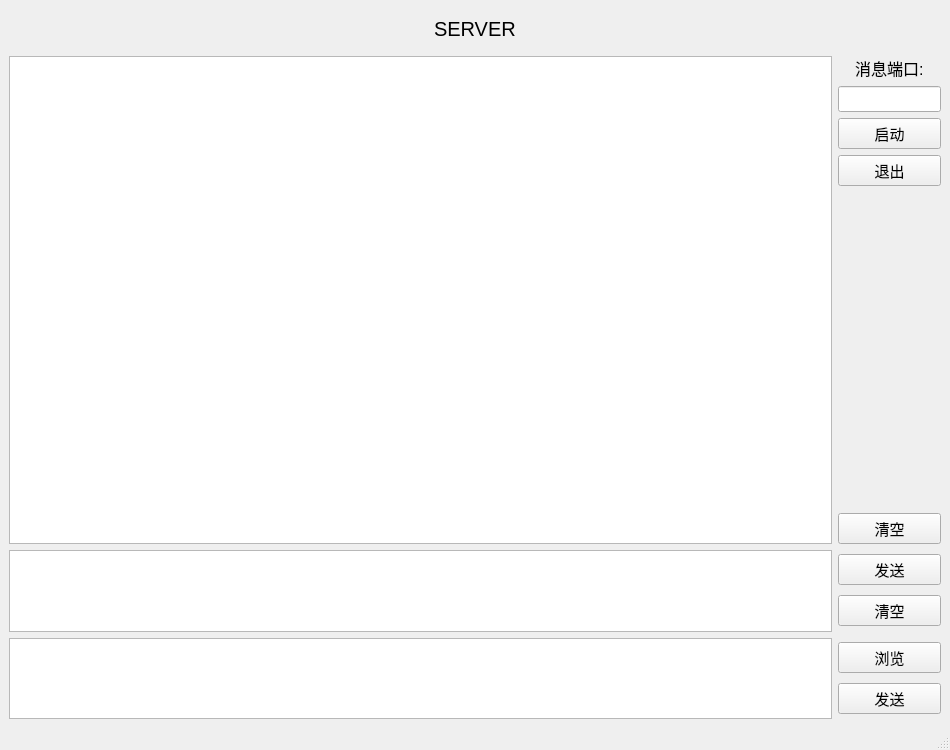
tong1heng/Dual-Computer-Communication, file socket/winsock/server.ui: the form before one commit.
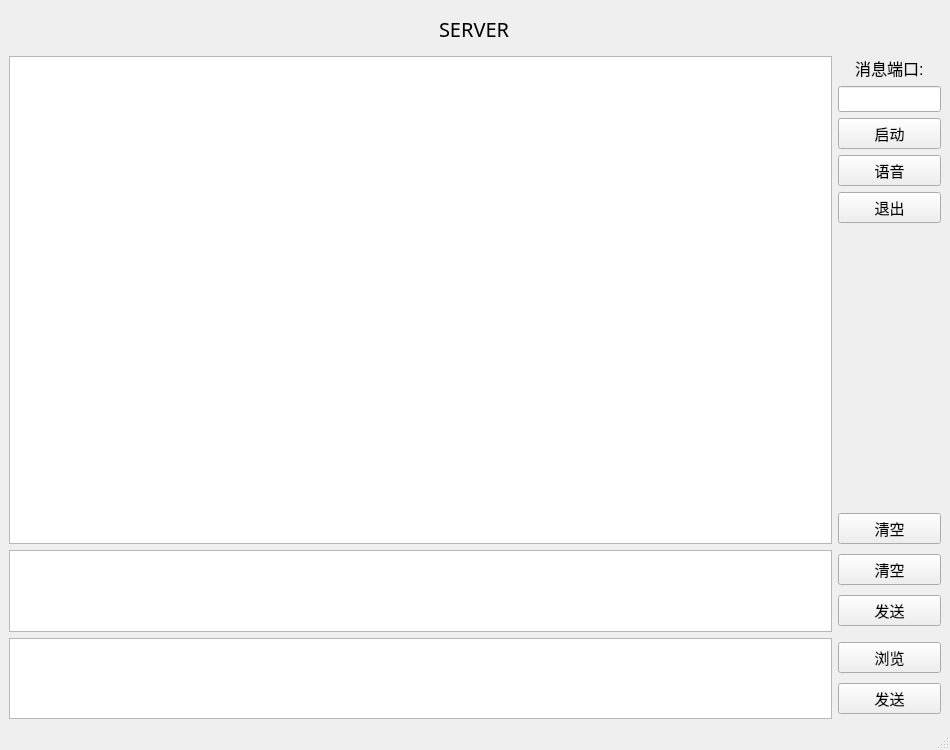
The form after the commit. Icons and pictures are not drawn.

What changed in the file:
```diff
--- a/socket/winsock/server.ui
+++ b/socket/winsock/server.ui
@@ -25,6 +25,7 @@
      <widget class="QLabel" name="label">
       <property name="font">
        <font>
+        <family>方正粗黑宋简体</family>
         <pointsize>15</pointsize>
        </font>
       </property>
@@ -89,6 +90,26 @@
           <property name="text">
            <string>启动</string>
           </property>
+          <property name="icon">
+           <iconset resource="icon.qrc">
+            <normaloff>:/button/icons/startButton.png</normaloff>:/button/icons/startButton.png</iconset>
+          </property>
+         </widget>
+        </item>
+        <item>
+         <widget class="QPushButton" name="goToVoiceChatButton">
+          <property name="font">
+           <font>
+            <pointsize>11</pointsize>
+           </font>
+          </property>
+          <property name="text">
+           <string>语音</string>
+          </property>
+          <property name="icon">
+           <iconset resource="icon.qrc">
+            <normaloff>:/button/icons/voiceButton.png</normaloff>:/button/icons/voiceButton.png</iconset>
+          </property>
          </widget>
         </item>
         <item>
@@ -148,6 +169,22 @@
       </item>
       <item>
        <layout class="QVBoxLayout" name="verticalLayout">
+        <item>
+         <widget class="QPushButton" name="clearMessageButton">
+          <property name="font">
+           <font>
+            <pointsize>11</pointsize>
+           </font>
+          </property>
+          <property name="text">
+           <string>清空</string>
+          </property>
+          <property name="icon">
+           <iconset resource="icon.qrc">
+            <normaloff>:/button/icons/clear.png</normaloff>:/button/icons/clear.png</iconset>
+          </property>
+         </widget>
+        </item>
         <item>
          <widget class="QPushButton" name="sendMessageButton">
           <property name="font">
@@ -163,18 +200,6 @@
           </property>
          </widget>
         </item>
-        <item>
-         <widget class="QPushButton" name="pushButton">
-          <property name="font">
-           <font>
-            <pointsize>11</pointsize>
-           </font>
-          </property>
-          <property name="text">
-           <string>清空</string>
-          </property>
-         </widget>
-        </item>
        </layout>
       </item>
      </layout>
```
Left out of the diff: 32 changed lines with no effect on the pictures.
